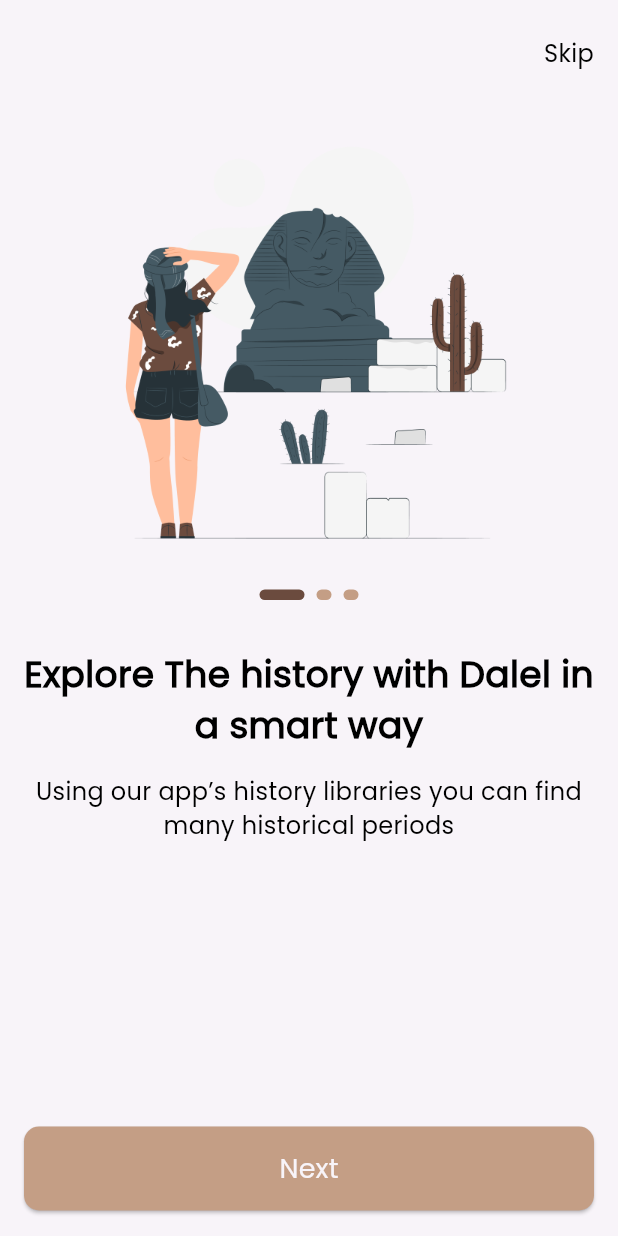
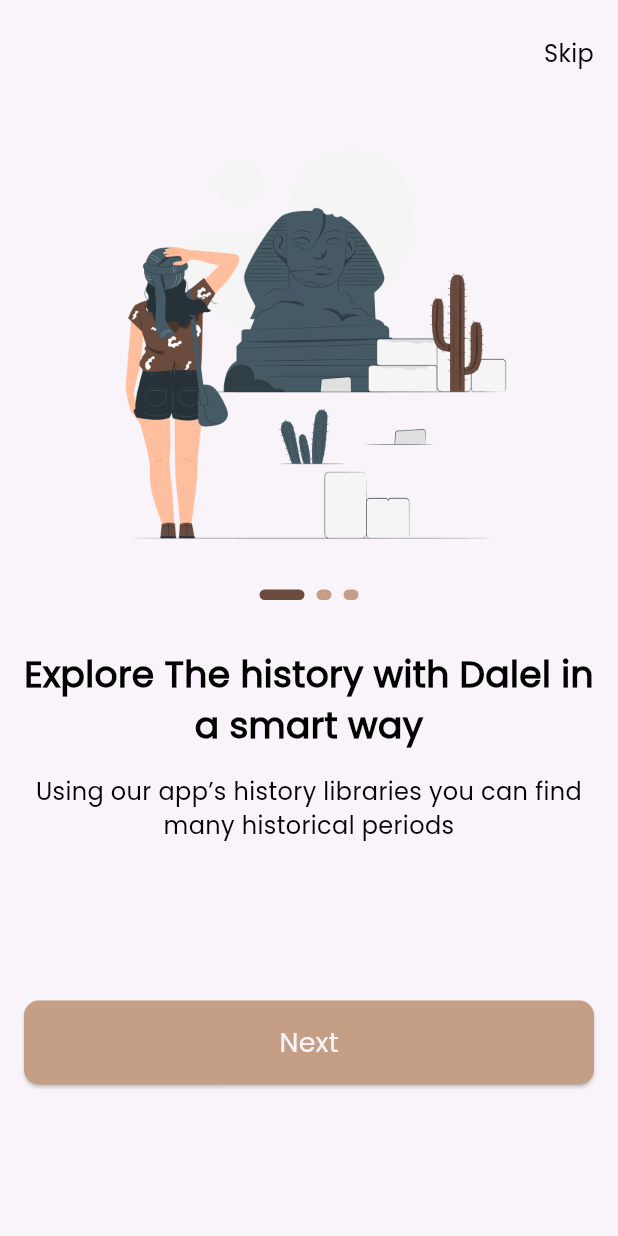
Before and after one commit to craker0/Dalel, a Flutter app: the screen it shows after launch, on a phone screen of 412 x 824 dp. Run offline on Flutter 3.47's test engine with Material 3 defaults, Android fonts, the phone set to English and light mode, and no system bars; drawn by our look-alikes of smooth_page_indicator; our stand-ins replace go_router.

Commit message:
refactor our code

```diff
--- a/lib/core/funcations/navigate.dart
+++ b/lib/core/funcations/navigate.dart
@@ -3,3 +3,7 @@
 void customNavigate(context ,String path) {
       GoRouter.of(context).push(path);
   }
+
+  void customReplaceNavigate(context ,String path) {
+      GoRouter.of(context).pushReplacement(path);
+  }
--- a/lib/features/on_boarding/presentation/view/on_boarding_view.dart
+++ b/lib/features/on_boarding/presentation/view/on_boarding_view.dart
@@ -22,7 +22,8 @@ class _OnBoardingViewState extends State<OnBoardingView> {
       child: Scaffold(
           body: Padding(
         padding: const EdgeInsets.symmetric(horizontal: 16.0),
-        child: Column(
+        child: ListView(
+          physics: BouncingScrollPhysics(),
           children: [
             SizedBox(
               height: 24,
@@ -32,6 +33,9 @@ class _OnBoardingViewState extends State<OnBoardingView> {
               height: 32,
             ),
             OnBoardingWidgetBody(),
+            SizedBox(
+                height: 88,
+              ),
             CustomMainBtn(
               text: AppStrings.next,
             ),
--- a/lib/features/on_boarding/presentation/widgets/on_boarding_widget_body.dart
+++ b/lib/features/on_boarding/presentation/widgets/on_boarding_widget_body.dart
@@ -10,18 +10,22 @@ class OnBoardingWidgetBody extends StatelessWidget {
   final PageController controller = PageController();
   @override
   Widget build(BuildContext context) {
-    return Expanded(
+    return SizedBox(
+      height: 500,
       child: PageView.builder(
+        physics: BouncingScrollPhysics(),
         controller: controller,
         itemBuilder: (context, index) {
           return Column(
             children: [
-              SizedBox(
-                  width: 343,
-                  height: 290,
-                  child: Image.asset(
-                    Assets.imgOnBoarding1,
-                  )),
+              Container(
+                width: 343,
+                height: 290,
+                decoration: BoxDecoration(
+                    image: DecorationImage(
+                        image: AssetImage(Assets.imgOnBoarding1),
+                        fit: BoxFit.fill)),
+              ),
               SizedBox(
                 height: 24,
               ),
@@ -34,7 +38,8 @@ class OnBoardingWidgetBody extends StatelessWidget {
               Text(
                 "Explore The history with Dalel in a smart way",
                 textAlign: TextAlign.center,
-                style: CustomTextStyles.poppins500style24.copyWith(fontWeight: FontWeight.bold),
+                style: CustomTextStyles.poppins500style24
+                    .copyWith(fontWeight: FontWeight.bold),
               ),
               SizedBox(
                 height: 16,
--- a/lib/features/splash/presentation/view/splash_view.dart
+++ b/lib/features/splash/presentation/view/splash_view.dart
@@ -15,7 +15,7 @@ class _SplashViewState extends State<SplashView> {
   void initState() {
     Future.delayed(const Duration(seconds: 2), () {
       if (!mounted) return;
-      customNavigate(context, '/OnBoarding');
+      customReplaceNavigate(context, '/OnBoarding');
     });
     super.initState();
   }
```
